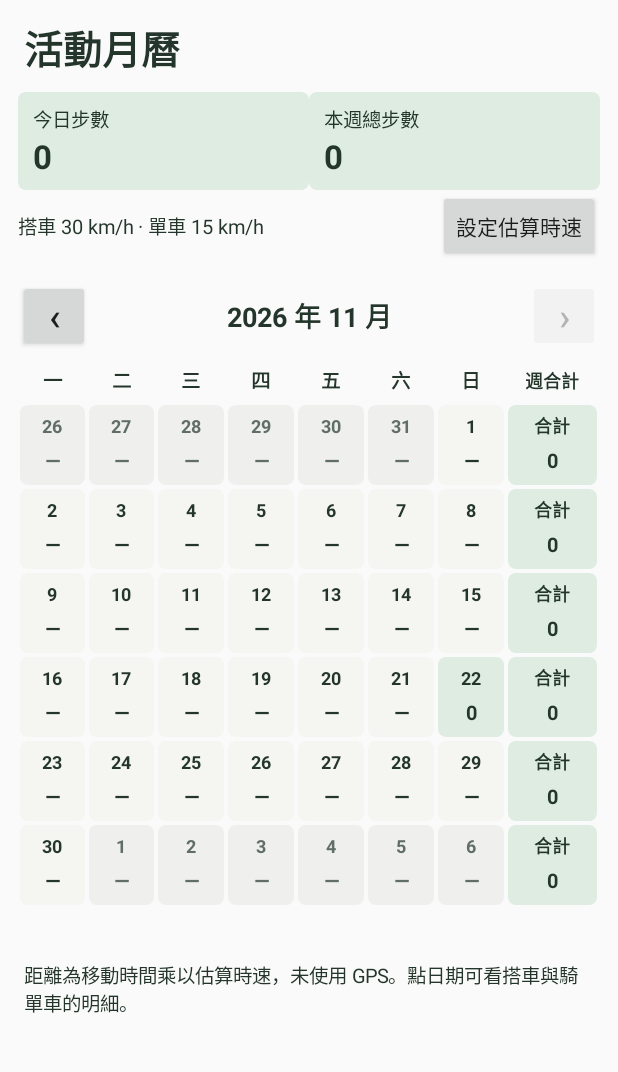
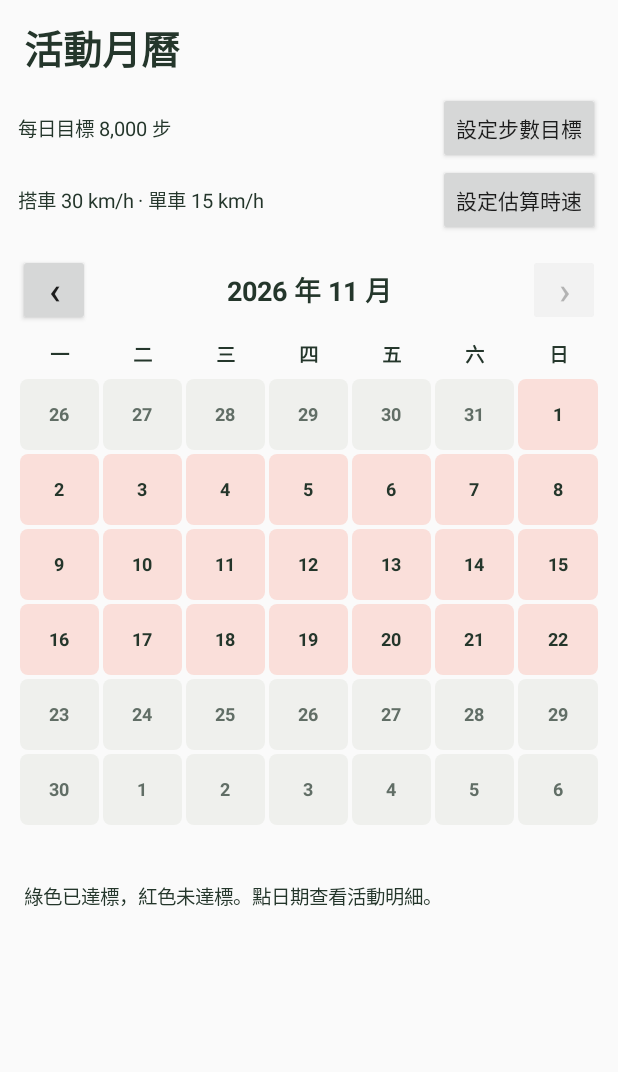
Before and after one commit to tom19961109/TomLink, an Android app: the screen it shows after launch (StepCalendarActivity), after a tap on "活動月曆", on a phone screen of 412 x 824 dp, the part 90-1162 px from its top. Run offline under Robolectric (Android 15) with nearby library versions, the phone set to English and light mode, and no system bars.

Commit message:
Add TomLink activity goals, weekly calendar and home summary

```diff
--- a/app/build.gradle
+++ b/app/build.gradle
@@ -6,8 +6,8 @@ android {
         applicationId 'com.tomforge.tomlink'
         minSdk 26
         targetSdk 36
-        versionCode 8
-        versionName '0.1.0-alpha.8'
+        versionCode 9
+        versionName '0.1.0-alpha.9'
     }
 }
 
--- a/app/src/main/kotlin/com/tomforge/tomlink/MainActivity.kt
+++ b/app/src/main/kotlin/com/tomforge/tomlink/MainActivity.kt
@@ -10,6 +10,8 @@ import android.hardware.SensorManager
 import android.net.Uri
 import android.os.Build
 import android.os.Bundle
+import android.os.Handler
+import android.os.Looper
 import android.provider.Settings
 import android.view.View
 import androidx.core.content.FileProvider
@@ -20,6 +22,9 @@ import android.widget.ScrollView
 import android.widget.Switch
 import android.widget.TextView
 import android.widget.Toast
+import java.text.NumberFormat
+import java.time.LocalDate
+import java.time.ZoneId
 import java.util.concurrent.Executors
 
 private const val UPDATE_PERMISSION = 4
@@ -32,6 +37,23 @@ class MainActivity : Activity() {
     private val hasDetector by lazy { sensors.getDefaultSensor(Sensor.TYPE_STEP_DETECTOR) != null }
     private val worker = Executors.newSingleThreadExecutor()
     private lateinit var status: TextView
+    private lateinit var todaySteps: TextView
+    private lateinit var sessionSteps: TextView
+    private lateinit var todayTravel: TextView
+    private lateinit var averageSpeed: TextView
+    private lateinit var todayDistance: TextView
+    private val summaryWorker = Executors.newSingleThreadExecutor()
+    private val summaryHandler = Handler(Looper.getMainLooper())
+    private var summaryActive = false
+    private var summaryGeneration = 0
+    private val wholeNumber = NumberFormat.getIntegerInstance()
+    private val decimalNumber = NumberFormat.getNumberInstance().apply { maximumFractionDigits = 1 }
+    private val summaryRefresh = object : Runnable {
+        override fun run() {
+            loadToday()
+            summaryHandler.postDelayed(this, 15_000)
+        }
+    }
     private lateinit var account: TextView
     private lateinit var toggle: Button
     private lateinit var send: Button
@@ -60,8 +82,31 @@ class MainActivity : Activity() {
             insets
         }
         layout.addView(TextView(this).apply { text = "TomLink"; textSize = 32f })
-        layout.addView(TextView(this).apply {
-            text = "首次授權後會自動計步，切換 App 或鎖屏時也可記錄。步數先存在此裝置。"
+        fun metric(title: String): TextView {
+            val row = LinearLayout(this).apply { orientation = LinearLayout.HORIZONTAL }
+            row.addView(TextView(this).apply { text = title; textSize = 16f }, LinearLayout.LayoutParams(0, -2, 1f))
+            val value = TextView(this).apply { text = "—"; textSize = 16f }
+            row.addView(value)
+            layout.addView(row, LinearLayout.LayoutParams(-1, -2).apply { bottomMargin = pad / 4 })
+            return value
+        }
+        todaySteps = metric("當天總步數")
+        sessionSteps = metric("本次步數")
+        todayTravel = metric("當天行駛總時間")
+        averageSpeed = metric("估算平均時速")
+        todayDistance = metric("估算行駛距離")
+        layout.addView(LinearLayout(this).apply {
+            orientation = LinearLayout.HORIZONTAL
+            listOf("活動月曆" to false, "活動週曆" to true).forEach { (label, weekly) ->
+                val button = Button(this@MainActivity).apply {
+                    text = label
+                    setOnClickListener {
+                        startActivity(Intent(this@MainActivity, StepCalendarActivity::class.java)
+                            .putExtra(StepCalendarActivity.EXTRA_WEEK, weekly))
+                    }
+                }
+                addView(button, LinearLayout.LayoutParams(0, -2, 1f))
+            }
         })
         updateStatus = TextView(this).apply { text = "目前版本 ${updates.versionName}" }
         layout.addView(updateStatus)
@@ -83,12 +128,6 @@ class MainActivity : Activity() {
         })
         status = TextView(this)
         layout.addView(status)
-        layout.addView(Button(this).apply {
-            text = "活動月曆"
-            setOnClickListener {
-                startActivity(Intent(this@MainActivity, StepCalendarActivity::class.java))
-            }
-        })
         toggle = Button(this).apply {
             setOnClickListener {
                 if (StepService.status.running) {
@@ -153,6 +192,8 @@ class MainActivity : Activity() {
 
     override fun onResume() {
         super.onResume()
+        summaryActive = true
+        summaryRefresh.run()
         StepService.listener = ::renderSteps
         renderSteps(StepService.status)
         if (settings.getBoolean(ENABLED, true) && !StepService.status.running && StepService.status.error == null) {
@@ -163,6 +204,9 @@ class MainActivity : Activity() {
     }
 
     override fun onPause() {
+        summaryActive = false
+        summaryGeneration++
+        summaryHandler.removeCallbacks(summaryRefresh)
         StepService.listener = null
         super.onPause()
     }
@@ -286,13 +330,42 @@ class MainActivity : Activity() {
         }
     }
 
+    private fun loadToday() {
+        if (!summaryActive) return
+        val generation = ++summaryGeneration
+        StepService.flushPending?.invoke()
+        val zone = ZoneId.systemDefault()
+        val today = LocalDate.now(zone)
+        val tomorrow = today.plusDays(1)
+        val currentSpeeds = travelSpeeds(this)
+        summaryWorker.execute {
+            val result = runCatching {
+                StepStore(applicationContext).use { store ->
+                    val steps = store.stepsByDay(today, tomorrow, zone).getValue(today)
+                    val travel = store.transportByDay(today, tomorrow, zone)[today] ?: TravelDuration()
+                    steps to travel
+                }
+            }
+            runOnUiThread {
+                if (!summaryActive || generation != summaryGeneration) return@runOnUiThread
+                result.onSuccess { (steps, travel) ->
+                    todaySteps.text = "${wholeNumber.format(steps)} 步"
+                    todayTravel.text = formatTravelDuration(travel.totalMs)
+                    averageSpeed.text = if (travel.totalMs > 0) "約 ${decimalNumber.format(currentSpeeds.averageKph(travel))} km/h" else "—"
+                    todayDistance.text = formatDistance(currentSpeeds.kilometers(travel), decimalNumber)
+                }
+            }
+        }
+    }
+
     private fun renderSteps(state: StepService.Status) {
+        sessionSteps.text = "${wholeNumber.format(state.steps)} 步"
         status.text = when {
             !hasCounter && !hasDetector -> "此裝置沒有系統計步感測器。"
             !hasMotionPermission(this) -> "需要身體活動權限才能計步。"
             state.error != null -> state.error
-            state.running -> "背景計步中｜本次 ${state.steps} 步"
-            else -> "計步已暫停｜本次 ${state.steps} 步"
+            state.running -> "背景計步中"
+            else -> "計步已暫停"
         }
         toggle.isEnabled = hasCounter || hasDetector
         toggle.text = if (state.running) "暫停計步" else "開始計步"
@@ -347,6 +420,7 @@ class MainActivity : Activity() {
     }
 
     override fun onDestroy() {
+        summaryWorker.shutdown()
         worker.shutdown()
         super.onDestroy()
     }
--- a/app/src/main/kotlin/com/tomforge/tomlink/StepCalendarActivity.kt
+++ b/app/src/main/kotlin/com/tomforge/tomlink/StepCalendarActivity.kt
@@ -31,17 +31,16 @@ class StepCalendarActivity : Activity() {
     private val number = NumberFormat.getIntegerInstance()
     private val distance = NumberFormat.getNumberInstance().apply { maximumFractionDigits = 1 }
     private val transportSettings by lazy { getSharedPreferences("transport", MODE_PRIVATE) }
-    private val speeds get() = TravelSpeeds(
-        transportSettings.getInt("vehicleKph", 30),
-        transportSettings.getInt("bicycleKph", 15),
-    )
+    private val speeds get() = travelSpeeds(this)
+    private val weekly get() = intent.getBooleanExtra(EXTRA_WEEK, false)
+    private val goals by lazy { getSharedPreferences("activity_goals", MODE_PRIVATE) }
+    private val goal get() = goals.getLong("dailySteps", 8000)
+    private lateinit var goalLabel: TextView
     private lateinit var speedLabel: TextView
     private var month = YearMonth.now()
     private var requestId = 0
     private var loading = false
     private lateinit var monthLabel: TextView
-    private lateinit var todayCount: TextView
-    private lateinit var weekCount: TextView
     private lateinit var nextMonth: Button
     private lateinit var calendar: LinearLayout
     private lateinit var status: TextView
@@ -73,16 +72,22 @@ class StepCalendarActivity : Activity() {
             text = "返回 TomLink"
             setOnClickListener { finish() }
         }, LinearLayout.LayoutParams(-2, -2))
-        page.addView(label("活動月曆", 26, true).apply {
+        page.addView(label(if (weekly) "活動週曆" else "活動月曆", 26, true).apply {
             setPadding(dp(4), dp(12), dp(4), dp(10))
         })
 
-        todayCount = label("—", 22, true)
-        weekCount = label("—", 22, true)
-        page.addView(row().apply {
-            addView(summary("今日步數", todayCount), weighted())
-            addView(summary("本週總步數", weekCount), weighted())
-        })
+        if (!weekly) {
+            goalLabel = label("", 13)
+            page.addView(row().apply {
+                gravity = Gravity.CENTER_VERTICAL
+                addView(goalLabel, weighted())
+                addView(Button(this@StepCalendarActivity).apply {
+                    text = "設定步數目標"
+                    setOnClickListener { editGoal() }
+                })
+            })
+            showGoal()
+        }
 
         speedLabel = label("", 13)
         page.addView(row().apply {
@@ -99,16 +104,16 @@ class StepCalendarActivity : Activity() {
         page.addView(row().apply {
             gravity = Gravity.CENTER_VERTICAL
             setPadding(0, dp(12), 0, dp(4))
-            addView(monthButton("‹", "上個月") { changeMonth(-1) }, LinearLayout.LayoutParams(dp(48), dp(48)))
+            if (!weekly) addView(monthButton("‹", "上個月") { changeMonth(-1) }, LinearLayout.LayoutParams(dp(48), dp(48)))
             addView(monthLabel, weighted())
-            addView(nextMonth, LinearLayout.LayoutParams(dp(48), dp(48)))
+            if (!weekly) addView(nextMonth, LinearLayout.LayoutParams(dp(48), dp(48)))
         })
 
         calendar = LinearLayout(this).apply { orientation = LinearLayout.VERTICAL }
         page.addView(calendar)
         status = label("", 13).apply { setPadding(dp(4), dp(8), dp(4), 0) }
         page.addView(status)
-        page.addView(label("距離為移動時間乘以估算時速，未使用 GPS。點日期可看搭車與騎單車的明細。", 13).apply {
+        page.addView(label(if (weekly) "點日期查看明細。公里數依交通移動時間與設定時速估算。" else "綠色已達標，紅色未達標。點日期查看活動明細。", 13).apply {
             setPadding(dp(4), dp(10), dp(4), 0)
         })
         setContentView(scroll)
@@ -144,8 +149,6 @@ class StepCalendarActivity : Activity() {
         val days: List<LocalDate>,
         val totals: Map<LocalDate, Long>,
         val transport: Map<LocalDate, TravelDuration>,
-        val today: Long,
-        val week: Long,
     )
 
     private fun load() {
@@ -155,25 +158,18 @@ class StepCalendarActivity : Activity() {
         if (month > currentMonth) month = currentMonth
         val selected = month
         val id = ++requestId
-        monthLabel.text = "${selected.year} 年 ${selected.monthValue} 月"
+        val monday = mondayOf(today)
+        monthLabel.text = if (weekly) "$monday ～ ${monday.plusDays(6)}" else "${selected.year} 年 ${selected.monthValue} 月"
         nextMonth.isEnabled = selected < currentMonth
         loading = true
         StepService.flushPending?.invoke()
         worker.execute {
             val result = runCatching {
-                val dates = calendarDays(selected)
+                val dates = if (weekly) List(7) { monday.plusDays(it.toLong()) } else calendarDays(selected)
                 val first = dates.first()
                 val until = dates.last().plusDays(1)
-                val weekStart = mondayOf(today)
-                val weekEnd = weekStart.plusWeeks(1)
                 StepStore(applicationContext).use { store ->
-                    val days = store.stepsByDay(first, until, zone)
-                    val currentWeek = if (weekStart >= first && weekEnd <= until) {
-                        days.filterKeys { it >= weekStart && it < weekEnd }
-                    } else {
-                        store.stepsByDay(weekStart, weekEnd, zone)
-                    }
-                    Snapshot(dates, days, store.transportByDay(first, until, zone), currentWeek[today] ?: 0, currentWeek.values.sum())
+                    Snapshot(dates, store.stepsByDay(first, until, zone), store.transportByDay(first, until, zone))
                 }
             }
             runOnUiThread {
@@ -184,75 +180,103 @@ class StepCalendarActivity : Activity() {
                     render(selected, today, snapshot)
                 }.onFailure {
                     calendar.removeAllViews()
-                    todayCount.text = "—"
-                    weekCount.text = "—"
-                    status.text = "暫時無法讀取步數，返回後再試一次。"
+                    status.text = "暫時無法讀取活動，返回後再試一次。"
                 }
             }
         }
     }
 
     private fun render(selected: YearMonth, today: LocalDate, snapshot: Snapshot) {
-        todayCount.text = number.format(snapshot.today)
-        weekCount.text = number.format(snapshot.week)
         calendar.removeAllViews()
+        val currentSpeeds = speeds
         calendar.addView(row().apply {
             for (title in listOf("一", "二", "三", "四", "五", "六", "日")) {
                 addView(label(title, 13, true).apply { gravity = Gravity.CENTER }, weighted(dp(30)))
             }
-            addView(label("週合計", 12, true).apply { gravity = Gravity.CENTER }, weighted(dp(30), 1.35f))
         })
         for (week in snapshot.days.chunked(7)) {
             calendar.addView(row().apply {
                 for (day in week) {
                     val count = snapshot.totals.getValue(day)
-                    addView(dayCell(day, count, snapshot.transport[day] ?: TravelDuration(), YearMonth.from(day) == selected, day == today), cellParams())
+                    val travel = snapshot.transport[day] ?: TravelDuration()
+                    val km = currentSpeeds.kilometers(travel)
+                    val future = day > today
+                    val inMonth = YearMonth.from(day) == selected
+                    val fill = when {
+                        weekly && day == today -> GREEN_TINT
+                        weekly -> PAPER
+                        !inMonth || future -> MUTED_PAPER
+                        count >= goal -> GREEN_TINT
+                        else -> RED_TINT
+                    }
+                    val ink = if (!weekly && (!inMonth || future)) MUTED_INK else INK
+                    val state = if (weekly || !inMonth || future) "" else if (count >= goal) "，已達標" else "，未達標"
+                    val steps = if (weekly && !future) number.format(count) else if (weekly) "—" else null
+                    addView(cell(day.dayOfMonth.toString(), steps, fill, ink).apply {
+                        if (weekly) addView(compactValue(if (future) "—" else formatDistance(km, distance), ink))
+                        contentDescription = "${day.monthValue} 月 ${day.dayOfMonth} 日$state" +
+                            if (weekly && !future) "，${number.format(count)} 步，${formatDistance(km, distance)}" else ""
+                        isSelected = day == today
+                        if (!future) setOnClickListener { showDayDetails(day, count, travel) }
+                    }, cellParams())
                 }
-                val total = week.sumOf { snapshot.totals.getValue(it) }
-                val km = week.sumOf { speeds.kilometers(snapshot.transport[it] ?: TravelDuration()) }
-                addView(cell("合計", number.format(total), GREEN_TINT, INK).apply {
-                    contentDescription = "${week.first()} 至 ${week.last()}，共 ${number.format(total)} 步"
-                    if (km > 0) addView(label(formatDistance(km), 10, false).apply { gravity = Gravity.CENTER })
-                }, cellParams(1.35f))
             })
+        }
+        if (weekly) {
+            val steps = snapshot.totals.values.sum()
+            val km = snapshot.transport.values.sumOf { currentSpeeds.kilometers(it) }
+            calendar.addView(label("本週總和　${number.format(steps)} 步 · ${formatDistance(km, distance)}", 17, true).apply {
+                setPadding(dp(10), dp(10), dp(10), dp(10))
+                background = tile(GREEN_TINT)
+            }, LinearLayout.LayoutParams(-1, -2).apply { topMargin = dp(8) })
         }
     }
 
-    private fun dayCell(day: LocalDate, count: Long, transport: TravelDuration, inMonth: Boolean, isToday: Boolean) =
-        cell(day.dayOfMonth.toString(), if (count > 0 || isToday) number.format(count) else "—",
-            if (isToday) GREEN_TINT else if (inMonth) PAPER else MUTED_PAPER,
-            if (inMonth || isToday) INK else MUTED_INK).apply {
-            contentDescription = "${day.monthValue} 月 ${day.dayOfMonth} 日，${number.format(count)} 步"
-            if (transport.totalMs > 0) {
-                val duration = formatDuration(transport.totalMs)
-                val km = formatDistance(speeds.kilometers(transport))
-                addView(label(duration, 10, false).apply { gravity = Gravity.CENTER })
-                addView(label(km, 10, false).apply { gravity = Gravity.CENTER })
-                contentDescription = "$contentDescription，交通移動 $duration，$km"
-                setOnClickListener { showTravelDetails(day, transport) }
+    private fun showGoal() {
+        goalLabel.text = "每日目標 ${number.format(goal)} 步"
+    }
+
+    private fun editGoal() {
+        val input = EditText(this).apply {
+            inputType = InputType.TYPE_CLASS_NUMBER
+            setText(goal.toString())
+            selectAll()
+        }
+        val fields = LinearLayout(this).apply {
+            setPadding(dp(24), dp(4), dp(24), dp(4))
+            addView(input, LinearLayout.LayoutParams(-1, -2))
+        }
+        val dialog = AlertDialog.Builder(this).setTitle("每日步數目標").setView(fields)
+            .setNegativeButton("取消", null).setPositiveButton("儲存", null).show()
+        dialog.getButton(AlertDialog.BUTTON_POSITIVE).setOnClickListener {
+            val steps = input.text.toString().toLongOrNull()
+            if (steps == null || steps <= 0) {
+                input.error = "請輸入大於 0 的步數"
+            } else {
+                goals.edit().putLong("dailySteps", steps).apply()
+                showGoal()
+                dialog.dismiss()
+                load()
             }
-            isSelected = isToday
         }
-
-    private fun formatDuration(ms: Long) = if (ms >= 60_000) "${ms / 60_000} 分" else "<1 分"
-
-    private fun formatDistance(km: Double): String =
-        if (km in 0.0..<0.05) "<0.1 km" else "約 ${distance.format(km)} km"
+    }
 
     private fun showTravelSpeeds() {
         val current = speeds
         speedLabel.text = "搭車 ${current.vehicleKph} km/h · 單車 ${current.bicycleKph} km/h"
     }
 
-    private fun showTravelDetails(day: LocalDate, travel: TravelDuration) {
+    private fun showDayDetails(day: LocalDate, steps: Long, travel: TravelDuration) {
         val current = speeds
         val details = listOf(
             Triple("搭車", travel.vehicleMs, current.vehicleKph),
             Triple("騎單車", travel.bicycleMs, current.bicycleKph),
         ).filter { it.second > 0 }.joinToString("\n") { (mode, ms, kph) ->
-            "$mode　${formatDuration(ms)} × $kph km/h = ${formatDistance(estimatedKm(ms, kph))}"
+            "$mode　${formatTravelDuration(ms)} · $kph km/h · ${formatDistance(estimatedKm(ms, kph), distance)}"
         }
-        AlertDialog.Builder(this).setTitle("$day 交通移動").setMessage(details)
+        val summary = "步數　${number.format(steps)} 步\n行車總距離　${formatDistance(current.kilometers(travel), distance)}"
+        AlertDialog.Builder(this).setTitle(day.toString())
+            .setMessage(if (details.isEmpty()) summary else "$summary\n\n$details")
             .setPositiveButton("關閉", null).show()
     }
 
@@ -294,7 +318,7 @@ class StepCalendarActivity : Activity() {
         }
     }
 
-    private fun cell(top: String, bottom: String, fill: Int, ink: Int) =
+    private fun cell(top: String, bottom: String?, fill: Int, ink: Int) =
         LinearLayout(this).apply {
             orientation = LinearLayout.VERTICAL
             gravity = Gravity.CENTER
@@ -304,27 +328,21 @@ class StepCalendarActivity : Activity() {
                 gravity = Gravity.CENTER
                 setTextColor(ink)
             }, LinearLayout.LayoutParams(-1, dp(20)))
-            addView(label(bottom, 13, true).apply {
-                gravity = Gravity.CENTER
-                setTextColor(ink)
-                maxLines = 1
-                setAutoSizeTextTypeUniformWithConfiguration(8, 13, 1, TypedValue.COMPLEX_UNIT_SP)
-            }, LinearLayout.LayoutParams(-1, dp(25)))
+            if (bottom != null) addView(compactValue(bottom, ink))
             importantForAccessibility = android.view.View.IMPORTANT_FOR_ACCESSIBILITY_YES
         }
 
-    private fun summary(title: String, count: TextView) = LinearLayout(this).apply {
-        orientation = LinearLayout.VERTICAL
-        setPadding(dp(10), dp(8), dp(10), dp(8))
-        background = tile(GREEN_TINT)
-        addView(label(title, 13))
-        addView(count)
-        layoutParams = weighted()
+    private fun compactValue(text: String, ink: Int) = label(text, 12, true).apply {
+        gravity = Gravity.CENTER
+        setTextColor(ink)
+        maxLines = 1
+        setAutoSizeTextTypeUniformWithConfiguration(8, 12, 1, TypedValue.COMPLEX_UNIT_SP)
+        layoutParams = LinearLayout.LayoutParams(-1, dp(22))
     }
 
     private fun row() = LinearLayout(this).apply { orientation = LinearLayout.HORIZONTAL }
     private fun weighted(height: Int = -2, weight: Float = 1f) = LinearLayout.LayoutParams(0, height, weight)
-    private fun cellParams(weight: Float = 1f) = weighted(dp(53), weight).apply { setMargins(dp(1), dp(1), dp(1), dp(1)) }
+    private fun cellParams() = weighted(dp(if (weekly) 72 else 47)).apply { setMargins(dp(1), dp(1), dp(1), dp(1)) }
 
     private fun monthButton(symbol: String, description: String, action: () -> Unit) = Button(this).apply {
         text = symbol
@@ -349,11 +367,13 @@ class StepCalendarActivity : Activity() {
 
     private fun dp(value: Int) = (value * resources.displayMetrics.density + .5f).toInt()
 
-    private companion object {
+    companion object {
+        internal const val EXTRA_WEEK = "show_week"
         val INK = Color.rgb(36, 54, 43)
         val MUTED_INK = Color.rgb(97, 110, 102)
         val PAPER = Color.rgb(245, 246, 242)
         val MUTED_PAPER = Color.rgb(239, 240, 237)
+        val RED_TINT = Color.rgb(250, 223, 218)
         val GREEN_TINT = Color.rgb(222, 236, 225)
     }
 }
--- a/app/src/main/kotlin/com/tomforge/tomlink/TravelDistance.kt
+++ b/app/src/main/kotlin/com/tomforge/tomlink/TravelDistance.kt
@@ -1,4 +1,7 @@
 package com.tomforge.tomlink
+
+import android.content.Context
+import java.text.NumberFormat
 
 internal data class TravelDuration(val vehicleMs: Long = 0, val bicycleMs: Long = 0) {
     val totalMs: Long get() = vehicleMs + bicycleMs
@@ -7,6 +10,30 @@ internal data class TravelDuration(val vehicleMs: Long = 0, val bicycleMs: Long
 internal data class TravelSpeeds(val vehicleKph: Int, val bicycleKph: Int) {
     fun kilometers(travel: TravelDuration): Double =
         estimatedKm(travel.vehicleMs, vehicleKph) + estimatedKm(travel.bicycleMs, bicycleKph)
+
+    fun averageKph(travel: TravelDuration): Double =
+        if (travel.totalMs == 0L) 0.0 else kilometers(travel) / (travel.totalMs / 3_600_000.0)
+}
+
+internal fun travelSpeeds(context: Context): TravelSpeeds {
+    val settings = context.getSharedPreferences("transport", Context.MODE_PRIVATE)
+    return TravelSpeeds(settings.getInt("vehicleKph", 30), settings.getInt("bicycleKph", 15))
+}
+
+internal fun formatDistance(km: Double, format: NumberFormat): String = when {
+    km == 0.0 -> "0 km"
+    km < 0.05 -> "<0.1 km"
+    else -> "約 ${format.format(km)} km"
+}
+
+internal fun formatTravelDuration(ms: Long): String {
+    val minutes = ms / 60_000
+    return when {
+        ms == 0L -> "0 分"
+        minutes == 0L -> "<1 分"
+        minutes < 60 -> "$minutes 分"
+        else -> "${minutes / 60} 小時 ${minutes % 60} 分"
+    }
 }
 
 internal fun estimatedKm(durationMs: Long, speedKph: Int): Double =
```
Also changed, not shown: 1 other file.
